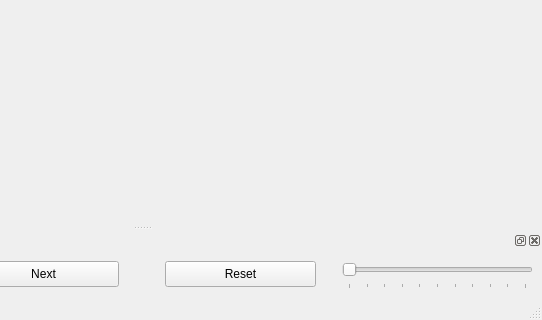
This is gamewindow.ui in njraf/conways-game-of-life as Qt 5 draws it before an edit; both pictures show x 258 to 800 and y 280 to 600 of the 800 by 600 pixel window. The edited form follows.
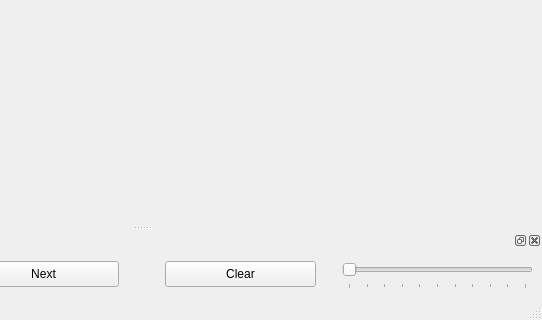
This is the edited form.

Commit message: Added some viewmodel functions. Connected button presses to functions.

Diff of the .ui file:
```diff
--- a/gamewindow.ui
+++ b/gamewindow.ui
@@ -90,7 +90,7 @@
 </string>
        </property>
        <property name="text">
-        <string>Reset</string>
+        <string>Clear</string>
        </property>
       </widget>
      </item>
```
The commit also changes 7 other files.
